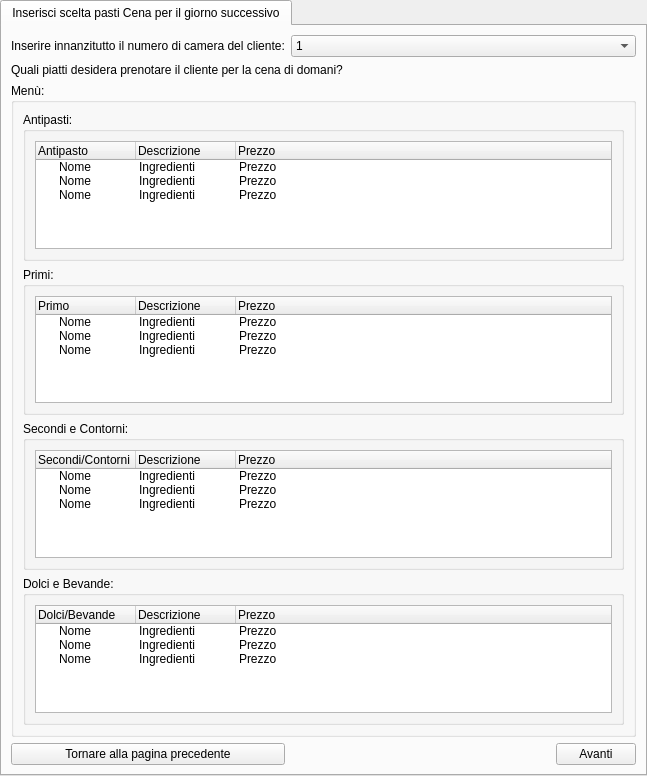
First picture: the form in ui/Receptionist/InserisciSceltaPastiPranzoCena/InserisciSceltaPastiCenaGiornoSuccessivo.ui, repository mdoraz/Hotel, before the edit.
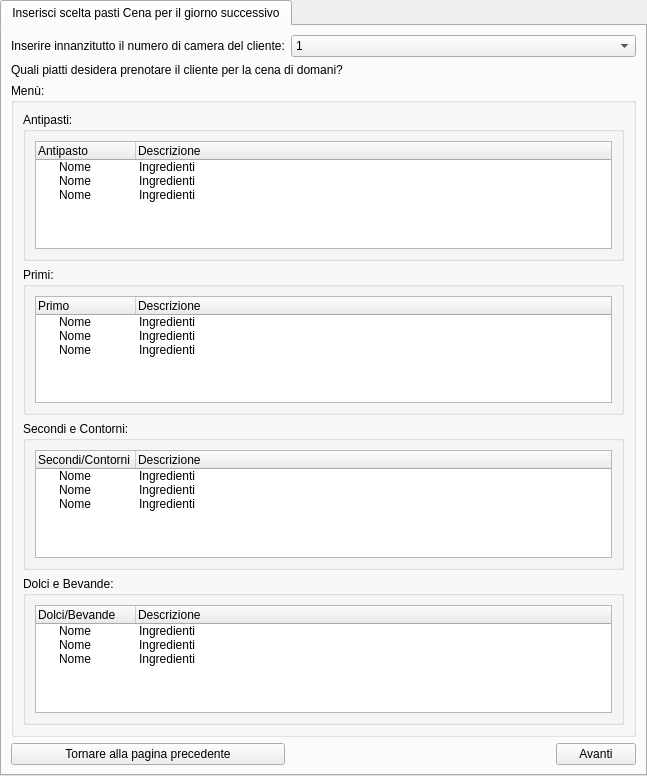
Second picture: the form after the edit.

What changed in the file:
```diff
--- a/ui/Receptionist/InserisciSceltaPastiPranzoCena/InserisciSceltaPastiCenaGiornoSuccessivo.ui
+++ b/ui/Receptionist/InserisciSceltaPastiPranzoCena/InserisciSceltaPastiCenaGiornoSuccessivo.ui
@@ -73,11 +73,6 @@
               <string>Descrizione</string>
              </property>
             </column>
-            <column>
-             <property name="text">
-              <string>Prezzo</string>
-             </property>
-            </column>
             <item>
              <property name="text">
               <string>Nome</string>
@@ -85,9 +80,6 @@
              <property name="text">
               <string>Ingredienti</string>
              </property>
-             <property name="text">
-              <string>Prezzo</string>
-             </property>
             </item>
             <item>
              <property name="text">
@@ -96,9 +88,6 @@
              <property name="text">
               <string>Ingredienti</string>
              </property>
-             <property name="text">
-              <string>Prezzo</string>
-             </property>
             </item>
             <item>
              <property name="text">
@@ -107,9 +96,6 @@
              <property name="text">
               <string>Ingredienti</string>
              </property>
-             <property name="text">
-              <string>Prezzo</string>
-             </property>
             </item>
            </widget>
           </item>
@@ -137,11 +123,6 @@
               <string>Descrizione</string>
              </property>
             </column>
-            <column>
-             <property name="text">
-              <string>Prezzo</string>
-             </property>
-            </column>
             <item>
              <property name="text">
               <string>Nome</string>
@@ -149,9 +130,6 @@
              <property name="text">
               <string>Ingredienti</string>
              </property>
-             <property name="text">
-              <string>Prezzo</string>
-             </property>
             </item>
             <item>
              <property name="text">
@@ -160,9 +138,6 @@
              <property name="text">
               <string>Ingredienti</string>
              </property>
-             <property name="text">
-              <string>Prezzo</string>
-             </property>
             </item>
             <item>
              <property name="text">
@@ -171,9 +146,6 @@
              <property name="text">
               <string>Ingredienti</string>
              </property>
-             <property name="text">
-              <string>Prezzo</string>
-             </property>
             </item>
            </widget>
           </item>
@@ -201,11 +173,6 @@
               <string>Descrizione </string>
              </property>
             </column>
-            <column>
-             <property name="text">
-              <string>Prezzo</string>
-             </property>
-            </column>
             <item>
              <property name="text">
               <string>Nome</string>
@@ -213,9 +180,6 @@
              <property name="text">
               <string>Ingredienti</string>
              </property>
-             <property name="text">
-              <string>Prezzo</string>
-             </property>
             </item>
             <item>
              <property name="text">
@@ -224,9 +188,6 @@
              <property name="text">
               <string>Ingredienti</string>
              </property>
-             <property name="text">
-              <string>Prezzo</string>
-             </property>
             </item>
             <item>
              <property name="text">
@@ -235,9 +196,6 @@
              <property name="text">
               <string>Ingredienti</string>
              </property>
-             <property name="text">
-              <string>Prezzo</string>
-             </property>
             </item>
            </widget>
           </item>
@@ -265,11 +223,6 @@
               <string>Descrizione</string>
              </property>
             </column>
-            <column>
-             <property name="text">
-              <string>Prezzo</string>
-             </property>
-            </column>
             <item>
              <property name="text">
               <string>Nome</string>
@@ -277,9 +230,6 @@
              <property name="text">
               <string>Ingredienti</string>
              </property>
-             <property name="text">
-              <string>Prezzo</string>
-             </property>
             </item>
             <item>
              <property name="text">
@@ -288,9 +238,6 @@
              <property name="text">
               <string>Ingredienti</string>
              </property>
-             <property name="text">
-              <string>Prezzo</string>
-             </property>
             </item>
             <item>
              <property name="text">
@@ -299,9 +246,6 @@
              <property name="text">
               <string>Ingredienti</string>
              </property>
-             <property name="text">
-              <string>Prezzo</string>
-             </property>
             </item>
            </widget>
           </item>
```
